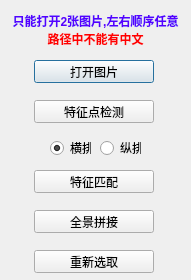
Old version of the form siftmatch.ui in the repository zhoukq/sift.
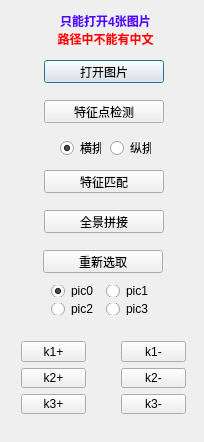
New version of the form.

Patch:
```diff
--- a/siftmatch.ui
+++ b/siftmatch.ui
@@ -6,8 +6,8 @@
    <rect>
     <x>0</x>
     <y>0</y>
-    <width>191</width>
-    <height>280</height>
+    <width>204</width>
+    <height>442</height>
    </rect>
   </property>
   <property name="windowTitle">
@@ -19,7 +19,7 @@
   <widget class="QPushButton" name="openButton">
    <property name="geometry">
     <rect>
-     <x>34</x>
+     <x>44</x>
      <y>60</y>
      <width>120</width>
      <height>23</height>
@@ -32,7 +32,7 @@
   <widget class="QPushButton" name="detectButton">
    <property name="geometry">
     <rect>
-     <x>34</x>
+     <x>44</x>
      <y>100</y>
      <width>120</width>
      <height>23</height>
@@ -45,7 +45,7 @@
   <widget class="QPushButton" name="matchButton">
    <property name="geometry">
     <rect>
-     <x>34</x>
+     <x>44</x>
      <y>170</y>
      <width>120</width>
      <height>23</height>
@@ -58,7 +58,7 @@
   <widget class="QPushButton" name="restartButton">
    <property name="geometry">
     <rect>
-     <x>34</x>
+     <x>43</x>
      <y>250</y>
      <width>120</width>
      <height>23</height>
@@ -71,7 +71,7 @@
   <widget class="QPushButton" name="mosaicButton">
    <property name="geometry">
     <rect>
-     <x>34</x>
+     <x>44</x>
      <y>210</y>
      <width>120</width>
      <height>23</height>
@@ -84,7 +84,7 @@
   <widget class="QRadioButton" name="radioButton_horizontal">
    <property name="geometry">
     <rect>
-     <x>50</x>
+     <x>60</x>
      <y>140</y>
      <width>41</width>
      <height>16</height>
@@ -100,7 +100,7 @@
   <widget class="QRadioButton" name="radioButton_vertical">
    <property name="geometry">
     <rect>
-     <x>100</x>
+     <x>110</x>
      <y>140</y>
      <width>41</width>
      <height>16</height>
@@ -113,7 +113,7 @@
   <widget class="QLabel" name="label">
    <property name="geometry">
     <rect>
-     <x>0</x>
+     <x>10</x>
      <y>10</y>
      <width>191</width>
      <height>41</height>
@@ -123,9 +123,9 @@
     <string>&lt;!DOCTYPE HTML PUBLIC &quot;-//W3C//DTD HTML 4.0//EN&quot; &quot;http://www.w3.org/TR/REC-html40/strict.dtd&quot;&gt;
 &lt;html&gt;&lt;head&gt;&lt;meta name=&quot;qrichtext&quot; content=&quot;1&quot; /&gt;&lt;style type=&quot;text/css&quot;&gt;
 p, li { white-space: pre-wrap; }
-&lt;/style&gt;&lt;/head&gt;&lt;body style=&quot; font-family:'SimSun'; font-size:9pt; font-weight:400; font-style:normal;&quot;&gt;
-&lt;p style=&quot; margin-top:0px; margin-bottom:0px; margin-left:0px; margin-right:0px; -qt-block-indent:0; text-indent:0px;&quot;&gt;&lt;span style=&quot; font-weight:600; color:#5500ff;&quot;&gt;只能打开2张图片,左右顺序任意&lt;/span&gt;&lt;/p&gt;
-&lt;p style=&quot; margin-top:0px; margin-bottom:0px; margin-left:0px; margin-right:0px; -qt-block-indent:0; text-indent:0px;&quot;&gt;&lt;span style=&quot; font-weight:600; color:#ff0000;&quot;&gt;路径中不能有中文&lt;/span&gt;&lt;/p&gt;&lt;/body&gt;&lt;/html&gt;</string>
+&lt;/style&gt;&lt;/head&gt;&lt;body style=&quot; font-family:'Ubuntu'; font-size:11pt; font-weight:400; font-style:normal;&quot;&gt;
+&lt;p style=&quot; margin-top:0px; margin-bottom:0px; margin-left:0px; margin-right:0px; -qt-block-indent:0; text-indent:0px;&quot;&gt;&lt;span style=&quot; font-family:'SimSun'; font-size:9pt; font-weight:600; color:#5500ff;&quot;&gt;只能打开4张图片&lt;/span&gt;&lt;/p&gt;
+&lt;p style=&quot; margin-top:0px; margin-bottom:0px; margin-left:0px; margin-right:0px; -qt-block-indent:0; text-indent:0px;&quot;&gt;&lt;span style=&quot; font-family:'SimSun'; font-size:9pt; font-weight:600; color:#ff0000;&quot;&gt;路径中不能有中文&lt;/span&gt;&lt;/p&gt;&lt;/body&gt;&lt;/html&gt;</string>
    </property>
    <property name="textFormat">
     <enum>Qt::RichText</enum>
@@ -134,6 +134,115 @@
     <set>Qt::AlignCenter</set>
    </property>
   </widget>
+  <widget class="QWidget" name="">
+   <property name="geometry">
+    <rect>
+     <x>110</x>
+     <y>330</y>
+     <width>87</width>
+     <height>95</height>
+    </rect>
+   </property>
+   <layout class="QVBoxLayout" name="verticalLayout">
+    <item>
+     <widget class="QPushButton" name="k1deButton">
+      <property name="text">
+       <string>k1-</string>
+      </property>
+     </widget>
+    </item>
+    <item>
+     <widget class="QPushButton" name="k2deButton">
+      <property name="text">
+       <string>k2-</string>
+      </property>
+     </widget>
+    </item>
+    <item>
+     <widget class="QPushButton" name="k3deButton">
+      <property name="text">
+       <string>k3-</string>
+      </property>
+     </widget>
+    </item>
+   </layout>
+  </widget>
+  <widget class="QWidget" name="">
+   <property name="geometry">
+    <rect>
+     <x>10</x>
+     <y>330</y>
+     <width>87</width>
+     <height>95</height>
+    </rect>
+   </property>
+   <layout class="QVBoxLayout" name="verticalLayout_2">
+    <item>
+     <widget class="QPushButton" name="k1addButton">
+      <property name="text">
+       <string>k1+</string>
+      </property>
+     </widget>
+    </item>
+    <item>
+     <widget class="QPushButton" name="k2addButton">
+      <property name="text">
+       <string>k2+</string>
+      </property>
+     </widget>
+    </item>
+    <item>
+     <widget class="QPushButton" name="k3addButton">
+      <property name="text">
+       <string>k3+</string>
+      </property>
+     </widget>
+    </item>
+   </layout>
+  </widget>
+  <widget class="QWidget" name="">
+   <property name="geometry">
+    <rect>
+     <x>40</x>
+     <y>274</y>
+     <width>126</width>
+     <height>52</height>
+    </rect>
+   </property>
+   <layout class="QGridLayout" name="gridLayout">
+    <item row="0" column="0">
+     <widget class="QRadioButton" name="radioButton_pic0">
+      <property name="text">
+       <string>pic0</string>
+      </property>
+      <property name="checked">
+       <bool>true</bool>
+      </property>
+     </widget>
+    </item>
+    <item row="0" column="1">
+     <widget class="QRadioButton" name="radioButton_pic1">
+      <property name="text">
+       <string>pic1</string>
+      </property>
+     </widget>
+    </item>
+    <item row="1" column="0">
+     <widget class="QRadioButton" name="radioButton_pic2">
+      <property name="text">
+       <string>pic2</string>
+      </property>
+     </widget>
+    </item>
+    <item row="1" column="1">
+     <widget class="QRadioButton" name="radioButton_pic3">
+      <property name="text">
+       <string>pic3</string>
+      </property>
+     </widget>
+    </item>
+   </layout>
+  </widget>
  </widget>
  <layoutdefault spacing="6" margin="11"/>
  <resources/>
```
